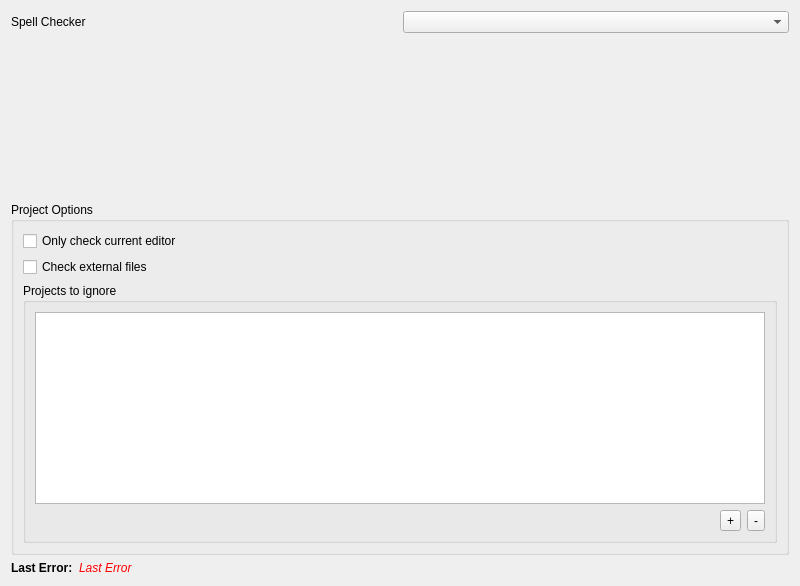
First picture: the form in spellcheckercoreoptionswidget.ui, repository CJCombrink/SpellChecker-Plugin, before the edit.
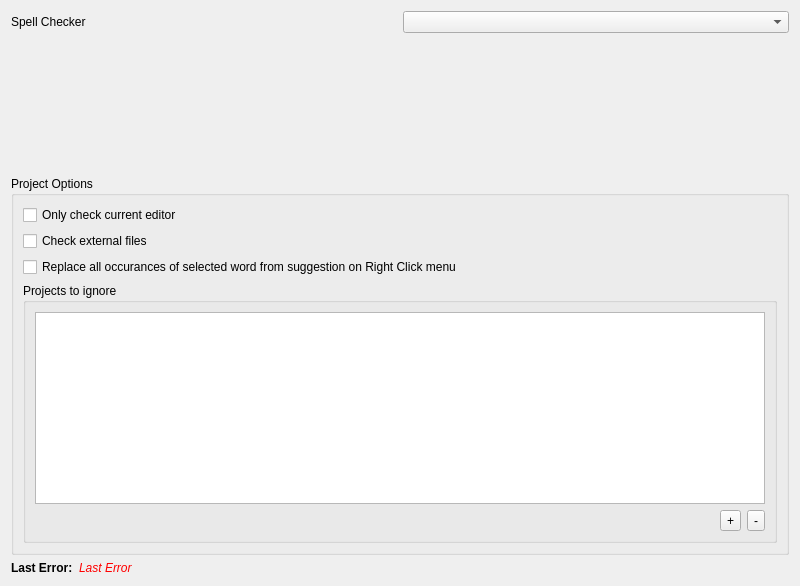
Second picture: the form after the edit.

Commit message: Added option to specify if all occurances of a misspelled word must be replaced with the selected suggestion on the Right Click menu

Patch:
```diff
--- a/spellcheckercoreoptionswidget.ui
+++ b/spellcheckercoreoptionswidget.ui
@@ -30,7 +30,27 @@
       <string>Project Options</string>
      </property>
      <layout class="QGridLayout" name="gridLayout_2">
+      <item row="1" column="0">
+       <widget class="QCheckBox" name="checkBoxOnlyCheckCurrent">
+        <property name="toolTip">
+         <string>Parsing the whole project can sometimes take a lot of time, especially for large projects. This setting will restrict the number of files parsed to only the current editor when a project is opened or a setting is changed.</string>
+        </property>
+        <property name="text">
+         <string>Only check current editor</string>
+        </property>
+       </widget>
+      </item>
       <item row="2" column="0">
+       <widget class="QCheckBox" name="checkBoxCheckExternal">
+        <property name="toolTip">
+         <string>Enable or disable if the SpellChecker should attempt to parse files external to the current active project as they are opened/edited.</string>
+        </property>
+        <property name="text">
+         <string>Check external files</string>
+        </property>
+       </widget>
+      </item>
+      <item row="4" column="0">
        <widget class="QGroupBox" name="groupBox_2">
         <property name="title">
          <string>Projects to ignore</string>
@@ -87,23 +107,10 @@
         </layout>
        </widget>
       </item>
-      <item row="0" column="0">
-       <widget class="QCheckBox" name="checkBoxOnlyCheckCurrent">
-        <property name="toolTip">
-         <string>Parsing the whole project can sometimes take a lot of time, especially for large projects. This setting will restrict the number of files parsed to only the current editor when a project is opened or a setting is changed.</string>
-        </property>
+      <item row="3" column="0">
+       <widget class="QCheckBox" name="checkBoxReplaceAllRightClick">
         <property name="text">
-         <string>Only check current editor</string>
-        </property>
-       </widget>
-      </item>
-      <item row="1" column="0">
-       <widget class="QCheckBox" name="checkBoxCheckExternal">
-        <property name="toolTip">
-         <string>Enable or disable if the SpellChecker should attempt to parse files external to the current active project as they are opened/edited.</string>
-        </property>
-        <property name="text">
-         <string>Check external files</string>
+         <string>Replace all occurances of selected word from suggestion on Right Click menu </string>
         </property>
        </widget>
       </item>
```
Left out of the diff: 21 changed lines with no effect on the pictures. The commit also changes 5 other files.
